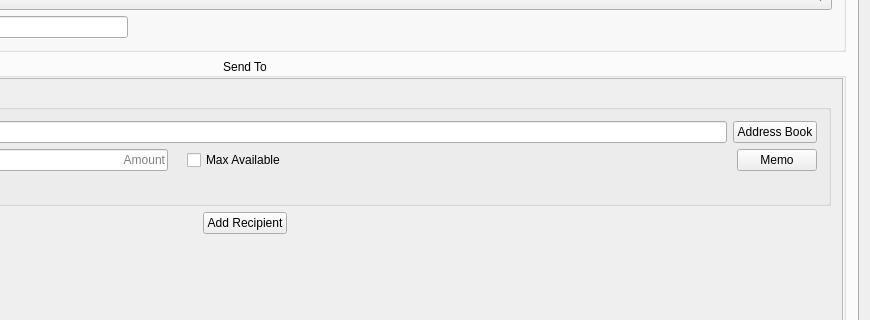
Qt form src/mainwindow.ui (OleksandrBlack/safecoin-qt-wallet) before a commit; both pictures show x 380 to 1250 and y 110 to 430 of the 1250 by 790 pixel window.
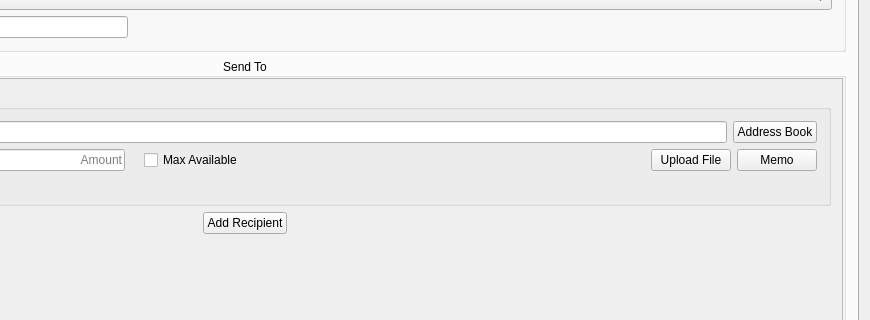
The same form after that commit. The open tabs and pages were chosen to show the change. Icons and pictures are not drawn. Custom widgets are drawn as their Qt base class.

```diff
--- a/src/mainwindow.ui
+++ b/src/mainwindow.ui
@@ -554,6 +554,19 @@
                       </property>
                      </spacer>
                     </item>
+                    <item>
+                     <widget class="QPushButton" name="FileBtn">
+                      <property name="enabled">
+                       <bool>true</bool>
+                      </property>
+                      <property name="toolTip">
+                       <string/>
+                      </property>
+                      <property name="text">
+                       <string>Upload File</string>
+                      </property>
+                     </widget>
+                    </item>
                     <item>
                      <widget class="QPushButton" name="MemoBtn1">
                       <property name="enabled">
```
